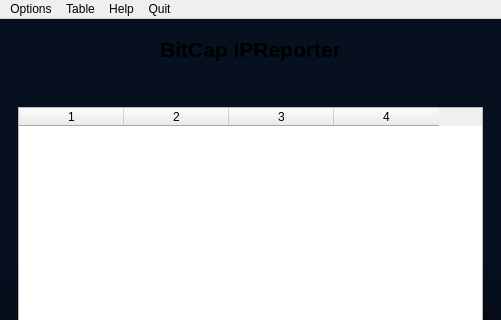
Old version of the form src/ui/MainWindow.ui in the repository bitcap-co/bitcap-ipr; both pictures show x 0 to 501 and y 0 to 320 of the 501 by 500 pixel window.
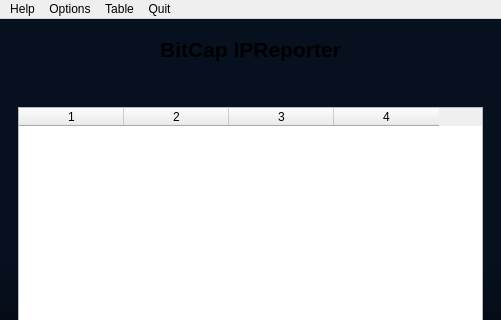
New version of the form.

Commit message: reorder menu tabs

```diff
--- a/src/ui/MainWindow.ui
+++ b/src/ui/MainWindow.ui
@@ -397,9 +397,9 @@
     <addaction name="actionCopySelectedElements"/>
     <addaction name="actionExport"/>
    </widget>
+   <addaction name="menuHelp"/>
    <addaction name="menuOptions"/>
    <addaction name="menuTable"/>
-   <addaction name="menuHelp"/>
    <addaction name="menuQuit"/>
   </widget>
   <action name="actionVersion">
```
The commit also changes 1 other file.
